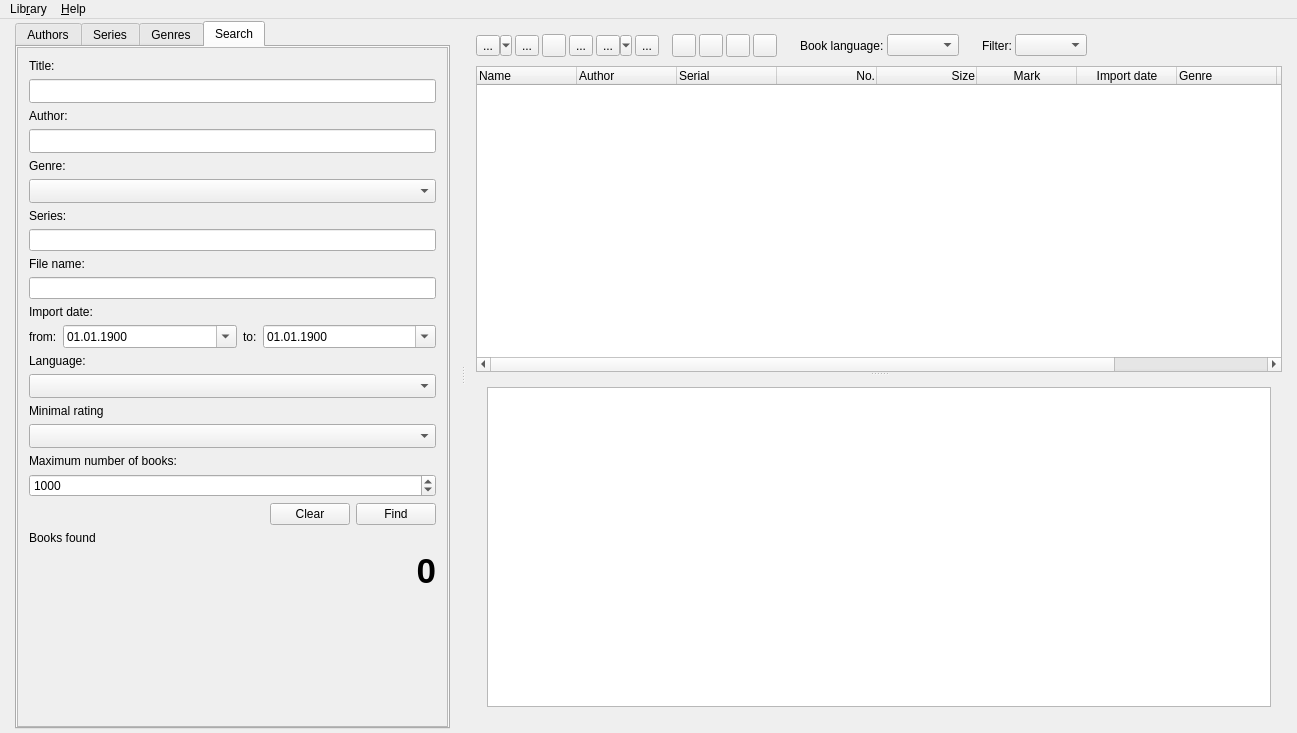
Above: src/mainwindow.ui from petrovvlad/freeLib before the change. Below: the same form after it.
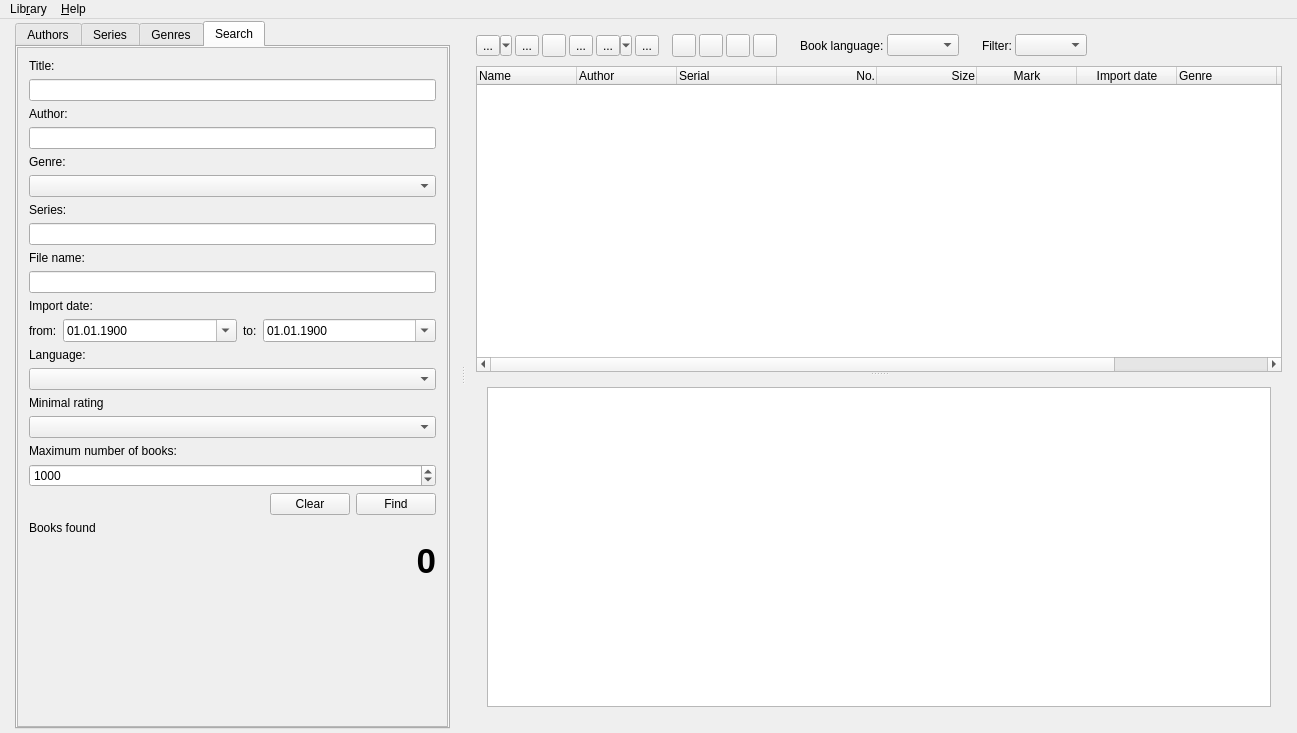
That is the form after the change. Icons and pictures are not drawn. Custom widgets are drawn as their Qt base class.

Commit message: fix: build on Ubuntu 20.04

Patch:
```diff
--- a/src/mainwindow.ui
+++ b/src/mainwindow.ui
@@ -294,12 +294,6 @@
                 </item>
                 <item>
                  <widget class="QLineEdit" name="s_name">
-                  <property name="minimumSize">
-                   <size>
-                    <width>0</width>
-                    <height>24</height>
-                   </size>
-                  </property>
                   <property name="clearButtonEnabled">
                    <bool>true</bool>
                   </property>
@@ -314,12 +308,6 @@
                 </item>
                 <item>
                  <widget class="QLineEdit" name="s_author">
-                  <property name="minimumSize">
-                   <size>
-                    <width>0</width>
-                    <height>24</height>
-                   </size>
-                  </property>
                   <property name="clearButtonEnabled">
                    <bool>true</bool>
                   </property>
@@ -334,12 +322,6 @@
                 </item>
                 <item>
                  <widget class="QComboBox" name="s_genre">
-                  <property name="minimumSize">
-                   <size>
-                    <width>0</width>
-                    <height>24</height>
-                   </size>
-                  </property>
                   <property name="maxVisibleItems">
                    <number>15</number>
                   </property>
@@ -464,14 +446,7 @@
                  </widget>
                 </item>
                 <item>
-                 <widget class="QComboBox" name="findLanguage">
-                  <property name="minimumSize">
-                   <size>
-                    <width>0</width>
-                    <height>24</height>
-                   </size>
-                  </property>
-                 </widget>
+                 <widget class="QComboBox" name="findLanguage"/>
                 </item>
                 <item>
                  <widget class="QLabel" name="label_15">
@@ -482,24 +457,12 @@
                 </item>
                 <item>
                  <widget class="StarsComboBox" name="comboMinimalRating">
-                  <property name="minimumSize">
-                   <size>
-                    <width>0</width>
-                    <height>24</height>
-                   </size>
-                  </property>
                   <property name="focusPolicy">
-                   <enum>Qt::FocusPolicy::NoFocus</enum>
-                  </property>
-                  <property name="currentText">
-                   <string notr="true"/>
+                   <enum>Qt::NoFocus</enum>
                   </property>
                   <property name="currentIndex">
                    <number>-1</number>
                   </property>
-                  <property name="placeholderText">
-                   <string notr="true"/>
-                  </property>
                  </widget>
                 </item>
                 <item>
```
Left out of the diff: 80 changed lines with no effect on the pictures.
